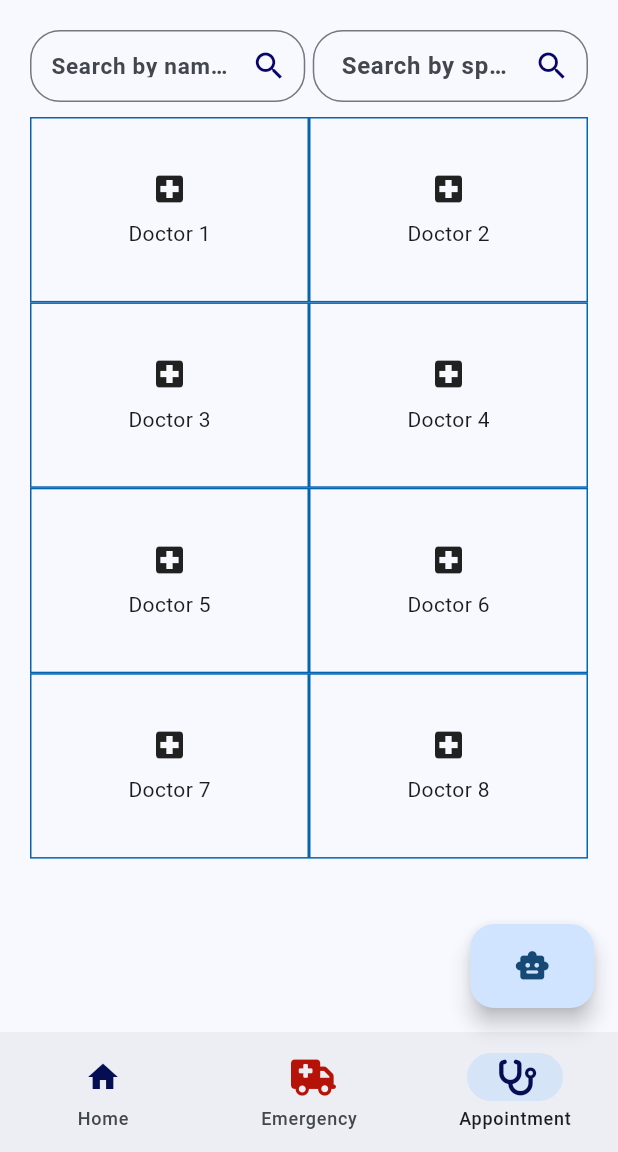
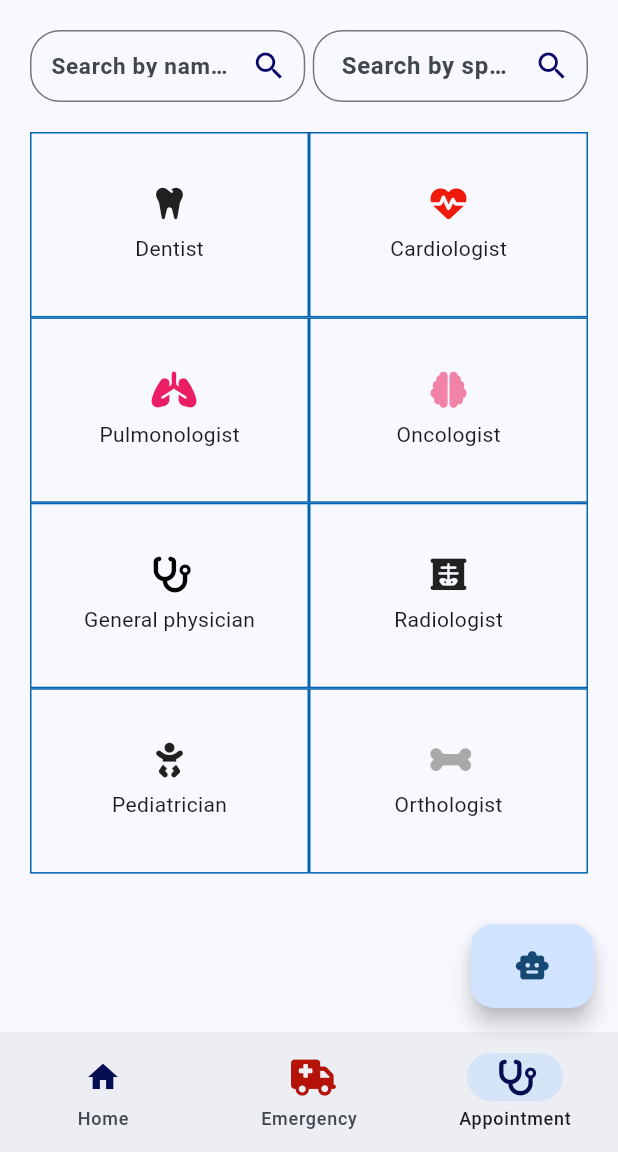
Before and after one commit to Health-Care2023/Arogya, a Flutter app: the NotesView screen opened directly, item 3 of the bottom bar chosen, on a phone screen of 412 x 824 dp, the part 84-1236 px from its top. Run offline on Flutter 3.47's test engine with Material 2 defaults, Android fonts, the phone set to English and light mode, and no system bars; our stand-ins replace animated_text_kit, equatable, firebase_auth, firebase_core, flutter_bloc, flutter_image_slideshow and 11 more; missing offline and left inert: background_sms, dialogflow_flutter; accounts and stored records are empty; project files that could hold a hidden picture were left out.

Commit message:
ADDED diiferent doctor specialisation icons

```diff
--- a/lib/views/emergency/appoinment_page.dart
+++ b/lib/views/emergency/appoinment_page.dart
@@ -1,4 +1,7 @@
+import 'package:flutter/cupertino.dart';
 import 'package:flutter/material.dart';
+import 'package:flutter/widgets.dart';
+import 'package:font_awesome_flutter/font_awesome_flutter.dart';
 import 'package:hello/views/pages/find_doctorList/Doctor.dart';
 
 class AppointmentPage extends StatefulWidget {
@@ -74,7 +77,7 @@ Widget build(BuildContext context) {
                      ),
 
               //  ),
-            const SizedBox(height: 10),
+            const SizedBox(height: 20),
               GridView.builder(
                 physics: const NeverScrollableScrollPhysics(),
                 shrinkWrap: true,
@@ -96,14 +99,14 @@ Widget build(BuildContext context) {
   }
 }
 List<Doctor> doctors = [
-  Doctor(name: "Doctor 1", icon: Icons.local_hospital),
-  Doctor(name: "Doctor 2", icon: Icons.local_hospital),
-  Doctor(name: "Doctor 3", icon: Icons.local_hospital),
-  Doctor(name: "Doctor 4", icon: Icons.local_hospital),
-  Doctor(name: "Doctor 5", icon: Icons.local_hospital),
-  Doctor(name: "Doctor 6", icon: Icons.local_hospital),
-  Doctor(name: "Doctor 7", icon: Icons.local_hospital),
-  Doctor(name: "Doctor 8", icon: Icons.local_hospital),
+  Doctor(name: "Dentist", icon: Icon(FontAwesomeIcons.tooth)),
+  Doctor(name: "Cardiologist", icon: Icon(FontAwesomeIcons.heartPulse , color: Color.fromARGB(255, 240, 26, 10),)),
+  Doctor(name: "Pulmonologist", icon: Icon(FontAwesomeIcons.lungs , color: Colors.pink)),
+  Doctor(name: "Oncologist", icon: Icon(FontAwesomeIcons.brain , color: Color.fromARGB(255, 240, 131, 167))),
+  Doctor(name: "General physician", icon: Icon(FontAwesomeIcons.stethoscope , color: Colors.black)),
+  Doctor(name: "Radiologist", icon: Icon(FontAwesomeIcons.xRay)),
+  Doctor(name: "Pediatrician", icon: Icon(FontAwesomeIcons.baby)),
+  Doctor(name: "Orthologist", icon: Icon(FontAwesomeIcons.bone , color: Color.fromARGB(255, 170, 169, 169))),
   // Add more doctors here
 ];
 Widget buildDoctorCard(Doctor doctor,index) {
@@ -119,7 +122,7 @@ Widget buildDoctorCard(Doctor doctor,index) {
         child: Column(
           mainAxisAlignment: MainAxisAlignment.center,
           children: [
-            Icon(doctor.icon),
+            doctor.icon,
             SizedBox(height: 8),
             Text(doctor.name),
           ],
--- a/lib/views/pages/find_doctorList/Doctor.dart
+++ b/lib/views/pages/find_doctorList/Doctor.dart
@@ -2,7 +2,7 @@ import 'package:flutter/cupertino.dart';
 
 class Doctor {
   final String name;
-  final IconData icon;
+  final Icon icon;
 
   Doctor({required this.name, required this.icon});
 }
```
